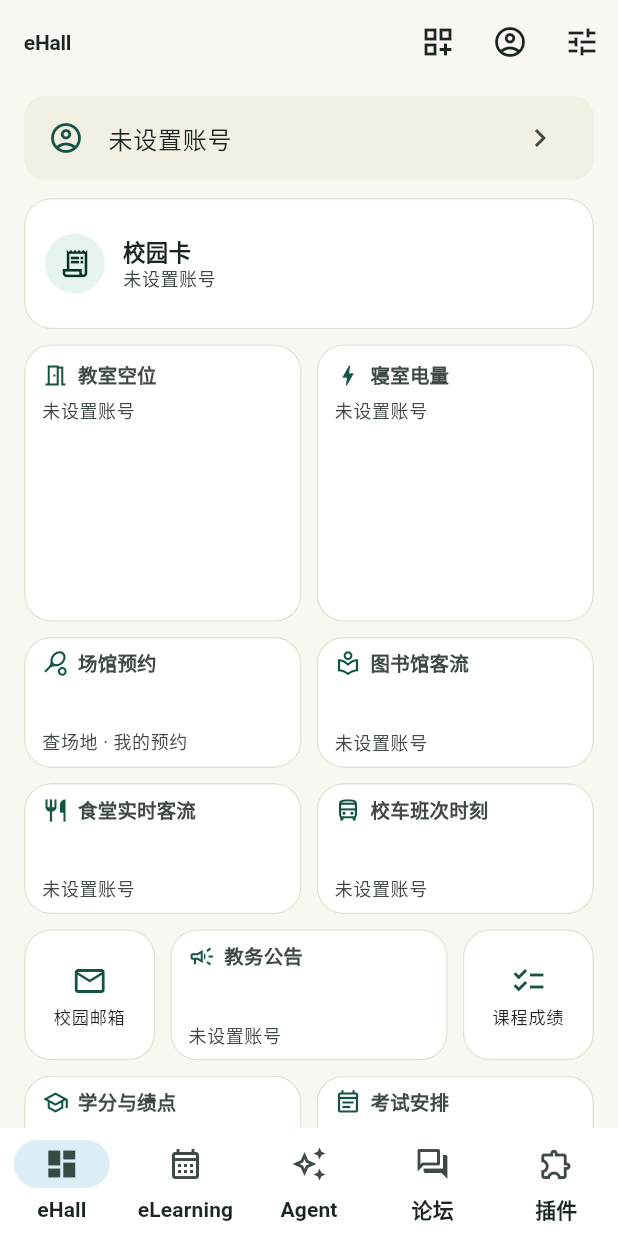
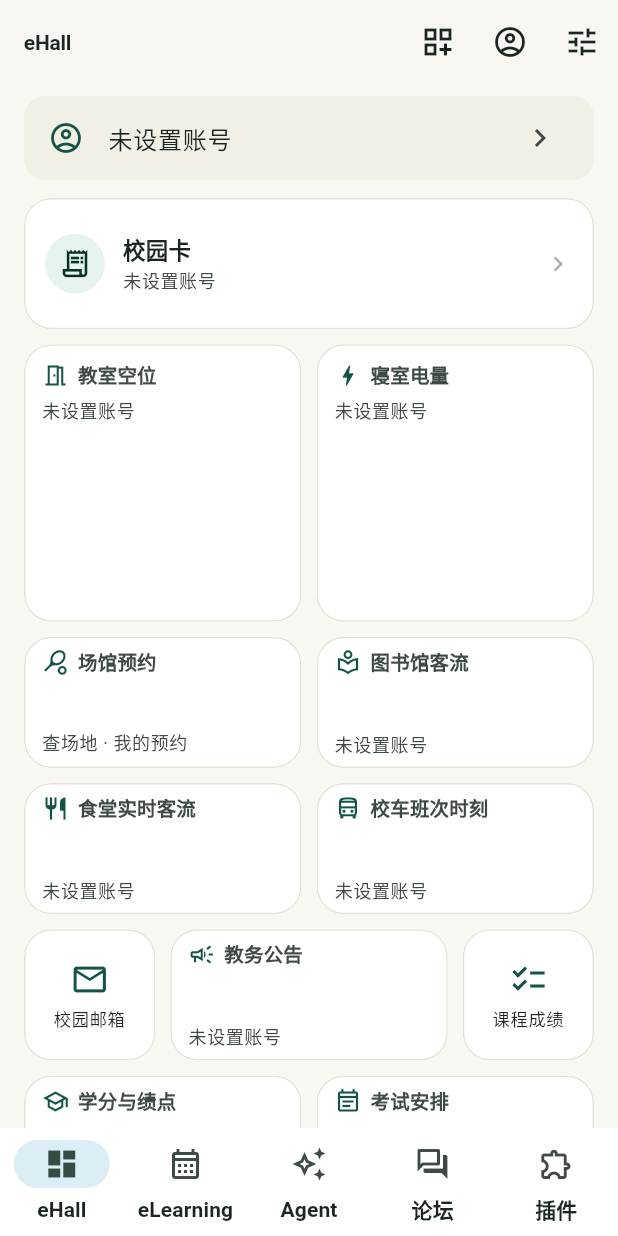
Before and after one commit to dansheng-org/dansheng, a Flutter app: the screen it shows after launch, on a phone screen of 412 x 824 dp. Run offline on Flutter 3.47's test engine with Material 3 defaults, Android fonts, the phone set to English and light mode, and no system bars.

Commit message:
fix(ehall): 优化小组件各尺寸排版与内容展示并修复溢出

```diff
--- a/apps/dansheng_app/lib/ui/campus/ehall/board/tile_view.dart
+++ b/apps/dansheng_app/lib/ui/campus/ehall/board/tile_view.dart
@@ -73,7 +73,7 @@ class TileFace extends StatelessWidget {
     return theme.textTheme.bodySmall!.copyWith(
       height: 16 / 12,
       color: alert
-          ? theme.colorScheme.onTertiaryContainer
+          ? theme.colorScheme.error
           : theme.colorScheme.onSurfaceVariant,
     );
   }
@@ -95,9 +95,13 @@ class TileFace extends StatelessWidget {
   Widget _heading(BuildContext context, {String? trailing, double? width}) {
     final style = _titleStyle(context);
     // The age only joins the title when both fit comfortably.
-    if (width != null &&
-        width < 70 + MediaQuery.textScalerOf(context).scale(13) * 7) {
-      trailing = null;
+    if (width != null && trailing != null) {
+      final scaler = MediaQuery.textScalerOf(context);
+      final titleW = scaler.scale(13) * tile.title.length;
+      final trailW = scaler.scale(11) * trailing.length;
+      if (width < 32 + titleW + trailW) {
+        trailing = null;
+      }
     }
     return Row(
       children: [
@@ -134,16 +138,40 @@ class TileFace extends StatelessWidget {
     Alignment alignment = Alignment.centerLeft,
   }) {
     final style = _figureStyle(context, fontSize);
+    final val = facts!.value ?? '';
+    final unit = facts!.unit;
+    final isCurrency = val.startsWith('¥') || val.startsWith('\$');
+    final currencySymbol = isCurrency ? val.substring(0, 1) : '';
+    final numberPart = isCurrency ? val.substring(1) : val;
+
+    final unitNeedsSpace =
+        unit != null &&
+        unit.isNotEmpty &&
+        !unit.startsWith('%') &&
+        !unit.startsWith('‰');
+    final formattedUnit = unit != null && unit.isNotEmpty
+        ? '${unitNeedsSpace ? ' ' : ''}$unit'
+        : '';
+
     return FittedBox(
       fit: BoxFit.scaleDown,
       alignment: alignment,
       child: Text.rich(
         TextSpan(
-          text: facts!.value,
           children: [
-            if (facts!.unit != null)
+            if (isCurrency)
               TextSpan(
-                text: ' ${facts!.unit}',
+                text: currencySymbol,
+                style: style.copyWith(
+                  fontSize: math.max(12, fontSize * 0.72),
+                  fontWeight: FontWeight.w600,
+                  letterSpacing: 0,
+                ),
+              ),
+            TextSpan(text: numberPart),
+            if (formattedUnit.isNotEmpty)
+              TextSpan(
+                text: formattedUnit,
                 style: style.copyWith(
                   fontSize: math.max(11, fontSize * 0.5),
                   fontWeight: FontWeight.w600,
@@ -169,18 +197,19 @@ class TileFace extends StatelessWidget {
   Widget _icon(BuildContext context) {
     final theme = Theme.of(context);
     return Padding(
-      padding: const EdgeInsets.all(6),
+      padding: const EdgeInsets.symmetric(horizontal: 6, vertical: 8),
       child: Column(
         mainAxisAlignment: MainAxisAlignment.center,
         children: [
-          Icon(tile.icon, size: 24, color: theme.colorScheme.primary),
-          const SizedBox(height: 5),
+          Icon(tile.icon, size: 26, color: theme.colorScheme.primary),
+          const SizedBox(height: 6),
           Flexible(
             child: Text(
               tile.title,
               style: theme.textTheme.labelMedium!.copyWith(
                 fontSize: 11.5,
                 height: 1.2,
+                fontWeight: FontWeight.w500,
                 color: theme.colorScheme.onSurface,
               ),
               maxLines: 2,
@@ -194,32 +223,49 @@ class TileFace extends StatelessWidget {
   }
 
   Widget _small(BuildContext context, BoxConstraints box) {
-    const pad = EdgeInsets.fromLTRB(12, 9, 12, 9);
+    const pad = EdgeInsets.fromLTRB(12, 8, 12, 8);
     final inner = box.maxHeight - pad.vertical;
     final title = _line(context, _titleStyle(context));
-    // Room left for one more line under the title.
     final second = inner - title - 2;
+    final noteStyle = _noteStyle(context).copyWith(fontSize: 11);
+    final noteLine = _line(context, noteStyle);
+    final hasNote = _note != null && _note!.isNotEmpty;
+
+    // Check if both figure and a compact note can fit
+    final canFitBoth =
+        _hasFigure &&
+        hasNote &&
+        second >= _line(context, _figureStyle(context, 18.5)) + noteLine + 2;
+
     return Padding(
       padding: pad,
       child: Column(
         crossAxisAlignment: CrossAxisAlignment.stretch,
         children: [
           _heading(context),
-          if (_hasFigure)
-            Expanded(
-              child: Align(
-                alignment: Alignment.bottomLeft,
-                child: _figure(context, math.min(21, math.max(15, second))),
+          const Spacer(),
+          if (_hasFigure) ...[
+            _figure(
+              context,
+              canFitBoth ? 18.5 : math.min(21, math.max(15, second)),
+            ),
+            if (canFitBoth) ...[
+              const SizedBox(height: 1),
+              Text(
+                _note!,
+                style: noteStyle,
+                maxLines: 1,
+                overflow: TextOverflow.ellipsis,
               ),
-            )
-          else if (_note != null &&
-              second >= _line(context, _noteStyle(context)))
-            Expanded(
-              child: Align(
-                alignment: Alignment.bottomLeft,
-                child: _noteText(context),
-              ),
+            ],
+          ] else if (hasNote && second >= noteLine) ...[
+            Text(
+              _note!,
+              style: _noteStyle(context),
+              maxLines: second >= noteLine * 2 ? 2 : 1,
+              overflow: TextOverflow.ellipsis,
             ),
+          ],
         ],
       ),
     );
@@ -230,13 +276,14 @@ class TileFace extends StatelessWidget {
     final titleStyle = theme.textTheme.titleMedium!.copyWith(
       fontSize: 15,
       height: 20 / 15,
+      fontWeight: FontWeight.w600,
     );
     final twoLines =
         _note != null &&
         box.maxHeight >=
             _line(context, titleStyle) +
                 _line(context, _noteStyle(context)) +
-                8;
+                6;
     final badge = math.min(40.0, box.maxHeight - 16);
     return Padding(
       padding: const EdgeInsets.symmetric(horizontal: 14),
@@ -273,15 +320,35 @@ class TileFace extends StatelessWidget {
                     overflow: TextOverflow.ellipsis,
                   ),
                 ),
-                if (twoLines) Flexible(child: _noteText(context)),
+                if (twoLines) ...[
+                  const SizedBox(height: 2),
+                  Flexible(child: _noteText(context)),
+                ],
               ],
             ),
           ),
           if (_hasFigure) ...[
             const SizedBox(width: 10),
             ConstrainedBox(
-              constraints: BoxConstraints(maxWidth: box.maxWidth * 0.42),
+              constraints: BoxConstraints(
+                maxWidth: math.max(130.0, box.maxWidth * 0.48),
+              ),
               child: _figure(context, 22, alignment: Alignment.centerRight),
+            ),
+          ] else if (age != null) ...[
+            const SizedBox(width: 8),
+            Text(
+              age!,
+              style: _noteStyle(context).copyWith(fontSize: 11),
+              maxLines: 1,
+              overflow: TextOverflow.ellipsis,
+            ),
+          ] else ...[
+            const SizedBox(width: 6),
+            Icon(
+              Icons.chevron_right,
+              size: 20,
+              color: theme.colorScheme.onSurfaceVariant.withValues(alpha: 0.45),
             ),
           ],
         ],
@@ -295,12 +362,16 @@ class TileFace extends StatelessWidget {
     final noteLine = _line(context, _noteStyle(context));
     var left = inner - _line(context, _titleStyle(context)) - 6;
     final figure = _hasFigure && left >= 24;
-    if (figure) left -= _line(context, _figureStyle(context, 28));
-    final noteLines = _note == null
+    if (figure) left -= _line(context, _figureStyle(context, 26));
+    final hasNote = _note != null && _note!.isNotEmpty;
+    final noteGap = figure && hasNote ? 3.0 : 0.0;
+    left -= noteGap;
+    final noteLines = !hasNote
         ? 0
         : math.min(figure ? 1 : 3, (left / noteLine).floor());
     left -= noteLines * noteLine;
     final rows = _fitRows(context, left - 8);
+
     return Padding(
       padding: pad,
       child: Column(
@@ -312,7 +383,8 @@ class TileFace extends StatelessWidget {
             width: box.maxWidth - pad.horizontal,
           ),
           const SizedBox(height: 6),
-          if (figure) _figure(context, 28),
+          if (figure) _figure(context, 26),
+          if (noteGap > 0) SizedBox(height: noteGap),
           if (noteLines > 0) _noteText(context, maxLines: noteLines),
           if (rows.isNotEmpty) ...[const Spacer(), ...rows],
         ],
@@ -326,13 +398,19 @@ class TileFace extends StatelessWidget {
     final noteLine = _line(context, _noteStyle(context));
     var left = inner - _line(context, _titleStyle(context)) - 6;
     final figure = _hasFigure && left >= 24;
-    if (figure) left -= _line(context, _figureStyle(context, 30));
-    final noteLines = _note == null
+    if (figure) left -= _line(context, _figureStyle(context, 28));
+    final hasNote = _note != null && _note!.isNotEmpty;
+    final noteGap = figure && hasNote ? 4.0 : 0.0;
+    left -= noteGap;
+    if (age != null) {
+      left -= _line(context, _noteStyle(context).copyWith(fontSize: 11));
+    }
+    final noteLines = !hasNote
         ? 0
         : math.min(figure ? 2 : 4, (left / noteLine).floor());
     final bars = facts?.bars ?? const <TileBar>[];
     final chart = bars.length >= 2 && inner >= 96;
-    final chartHeight = chart ? math.min(92.0, inner * 0.62) : 0.0;
+    final chartHeight = chart ? math.min(88.0, inner * 0.60) : 0.0;
     final rows = _fitRows(context, chart ? inner - chartHeight - 6 : inner);
     final detail = chart || rows.isNotEmpty;
     final summary = Column(
@@ -340,17 +418,17 @@ class TileFace extends StatelessWidget {
       children: [
         _heading(context, trailing: detail ? null : age),
         const SizedBox(height: 6),
-        if (figure) _figure(context, 30),
+        if (figure) _figure(context, 28),
+        if (noteGap > 0) SizedBox(height: noteGap),
         if (noteLines > 0) _noteText(context, maxLines: noteLines),
-        if (detail && age != null) ...[
-          const Spacer(),
+        const Spacer(),
+        if (age != null)
           Text(
             age!,
             style: _noteStyle(context).copyWith(fontSize: 11),
             maxLines: 1,
             overflow: TextOverflow.ellipsis,
           ),
-        ],
       ],
     );
     return Padding(
@@ -396,28 +474,35 @@ class TileFace extends StatelessWidget {
     const gap = 5.0;
     final rows = <Widget>[];
     var used = 0.0;
-    for (final fact in all) {
-      final needed = line + (fact.level == null ? 0 : 6) + gap;
-      if (used + needed - gap > height) break;
+    for (var i = 0; i < all.length; i++) {
+      final fact = all[i];
+      final levelHeight = fact.level == null ? 0.0 : 7.0;
+      final rowGap = i == 0 ? 0.0 : gap;
+      final needed = line + levelHeight + rowGap;
+      if (used + needed > height) break;
       used += needed;
-      rows.add(_FactRow(fact: fact, style: style, gap: gap));
+      rows.add(_FactRow(fact: fact, style: style, topPadding: rowGap));
     }
     return rows;
   }
 }
 
 class _FactRow extends StatelessWidget {
-  const _FactRow({required this.fact, required this.style, required this.gap});
+  const _FactRow({
+    required this.fact,
+    required this.style,
+    this.topPadding = 5.0,
+  });
   final TileFact fact;
   final TextStyle style;
-  final double gap;
+  final double topPadding;
 
   @override
   Widget build(BuildContext context) {
     final colors = Theme.of(context).colorScheme;
     final level = fact.level;
     return Padding(
-      padding: EdgeInsets.only(top: gap),
+      padding: EdgeInsets.only(top: topPadding),
       child: Column(
         mainAxisSize: MainAxisSize.min,
         crossAxisAlignment: CrossAxisAlignment.stretch,
@@ -453,12 +538,12 @@ class _FactRow extends StatelessWidget {
           ),
           if (level != null)
             Padding(
-              padding: const EdgeInsets.only(top: 3),
+              padding: const EdgeInsets.only(top: 3.5),
               child: ClipRRect(
                 borderRadius: BorderRadius.circular(2),
                 child: LinearProgressIndicator(
                   value: level.clamp(0.0, 1.0),
-                  minHeight: 3,
+                  minHeight: 3.5,
                   backgroundColor: colors.surfaceContainerHigh,
                   color: level >= 0.85 ? colors.error : colors.primary,
                 ),
@@ -491,18 +576,27 @@ class MiniBars extends StatelessWidget {
         builder: (context, box) {
           final line = MediaQuery.textScalerOf(context).scale(10) * 1.2;
           final showCaption = caption != null && box.maxHeight >= line * 2 + 30;
-          // Label every bar when there is room, else only the ends.
-          final every = box.maxWidth / bars.length >= 22;
+          // Determine if every bar label fits comfortably without colliding:
+          // date labels like '11/14' require ~28px; single digits require ~16px
+          final maxLabelLen = bars.fold<int>(
+            0,
+            (m, b) => math.max(m, b.label.length),
+          );
+          final minSlotWidth = maxLabelLen >= 4 ? 28.0 : 16.0;
+          final every = box.maxWidth / bars.length >= minSlotWidth;
+
           return Column(
             crossAxisAlignment: CrossAxisAlignment.stretch,
             children: [
-              if (showCaption)
+              if (showCaption) ...[
                 Text(
                   caption!,
                   style: label,
                   maxLines: 1,
                   overflow: TextOverflow.ellipsis,
                 ),
+                const SizedBox(height: 3),
+              ],
               Expanded(
                 child: Row(
                   crossAxisAlignment: CrossAxisAlignment.end,
@@ -532,13 +626,16 @@ class MiniBars extends StatelessWidget {
                   ],
                 ),
               ),
-              const SizedBox(height: 2),
+              const SizedBox(height: 3),
               Row(
                 children: [
                   for (var i = 0; i < bars.length; i++)
                     Expanded(
                       child: Text(
-                        every || i == 0 || i == bars.length - 1
+                        every ||
+                                i == 0 ||
+                                i == bars.length - 1 ||
+                                bars[i].marked
                             ? bars[i].label
                             : '',
                         style: bars[i].marked
@@ -549,7 +646,7 @@ class MiniBars extends StatelessWidget {
                             : label,
                         maxLines: 1,
                         softWrap: false,
-                        overflow: TextOverflow.visible,
+                        overflow: TextOverflow.clip,
                         textAlign: TextAlign.center,
                       ),
                     ),
```
